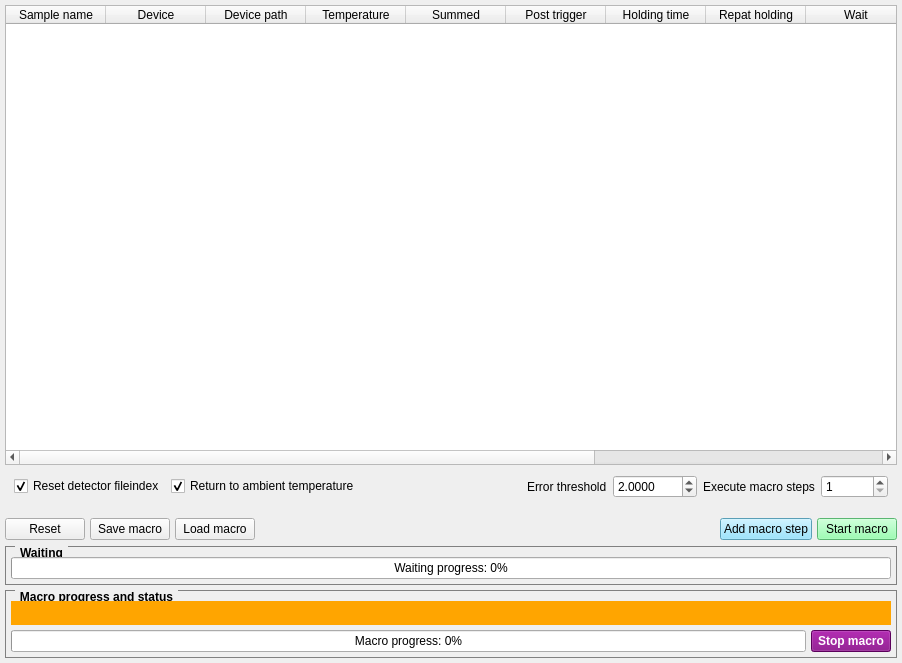
Above: P02.1/Revolver/macro/UI/layout_temperature_macro.ui from DESY-Petra-III/P02 before the change. Below: the same form after it.
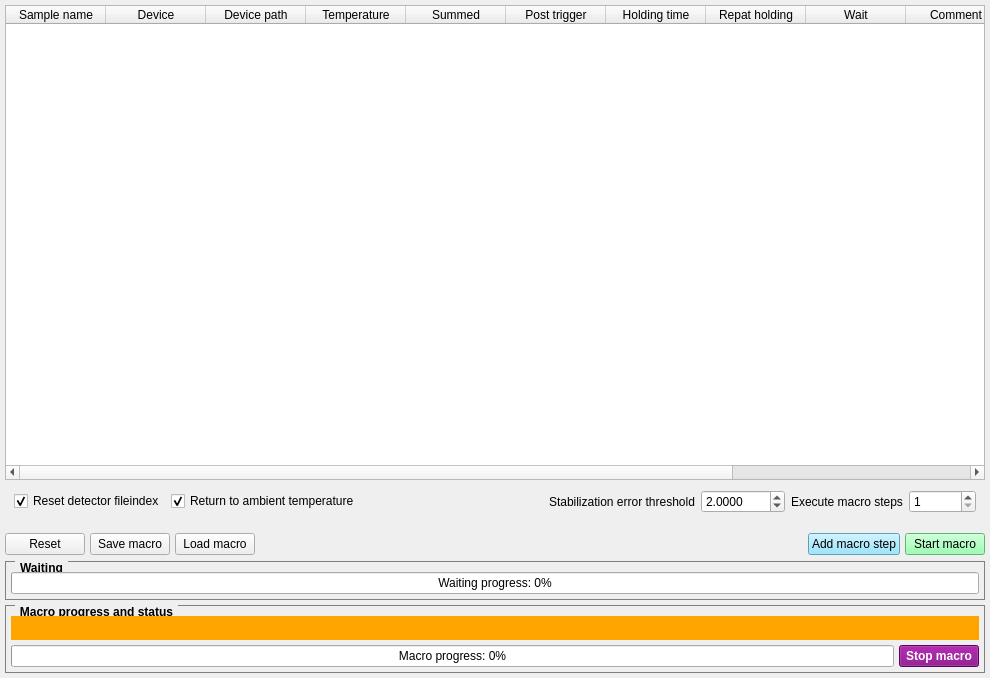
That is the form after the change.

What changed in the file:
```diff
--- a/P02.1/Revolver/macro/UI/layout_temperature_macro.ui
+++ b/P02.1/Revolver/macro/UI/layout_temperature_macro.ui
@@ -6,8 +6,8 @@
    <rect>
     <x>0</x>
     <y>0</y>
-    <width>902</width>
-    <height>663</height>
+    <width>990</width>
+    <height>678</height>
    </rect>
   </property>
   <property name="windowTitle">
@@ -283,7 +283,7 @@
       <item row="0" column="3">
        <widget class="QLabel" name="label">
         <property name="text">
-         <string>Error threshold</string>
+         <string>Stabilization error threshold</string>
         </property>
        </widget>
       </item>
```
